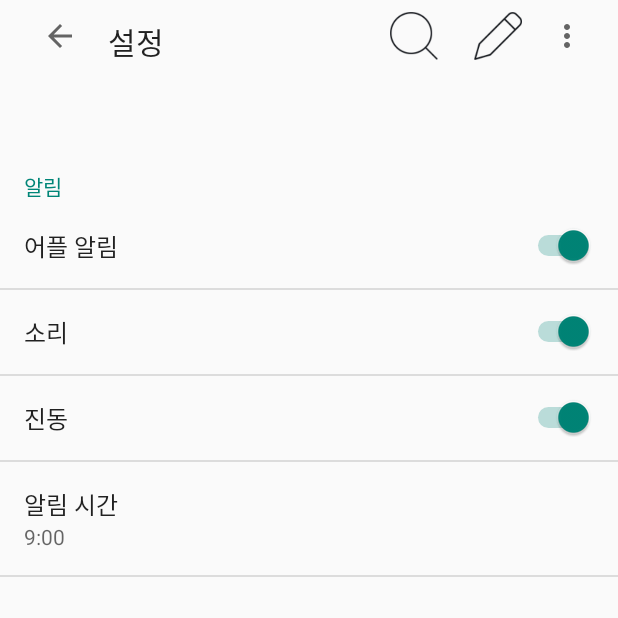
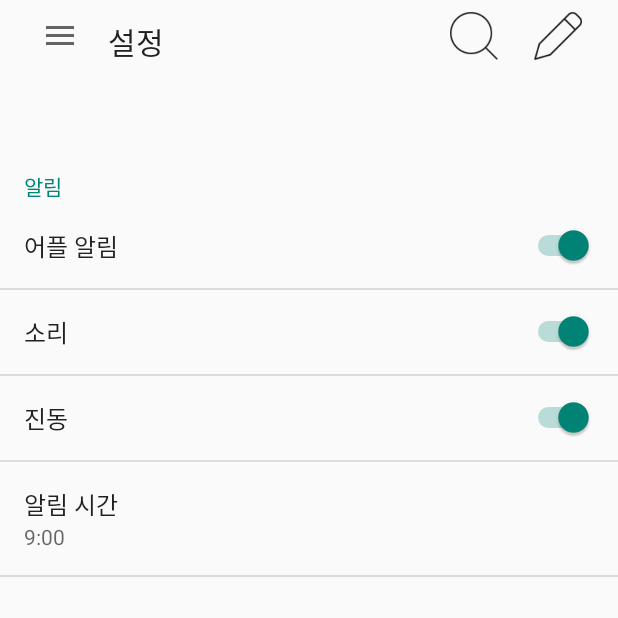
Before and after one commit to EunAeKim09/CosmeticMngApp, an Android app: the screen it shows after launch (MainActivity), in the side drawer, after a tap on "설정", on a phone screen of 412 x 824 dp, the top half of it. Run offline under Robolectric (Android 15) with nearby library versions, the phone set to English and light mode, and no system bars; 2 statements that could not run were skipped.

Commit message:
Merge remote-tracking branch 'remotes/origin/master'
# Conflicts:
#	.idea/caches/build_file_checksums.ser
#	app/src/main/java/kr/or/dgit/it/cosmeticmngapp/MainActivity.java
#	app/src/main/java/kr/or/dgit/it/cosmeticmngapp/MyItemList.java
빽돌림

즐겨찾기 주석 처리 툴바 메뉴 완료 툴바 오른쪽 점세개 처리 완료

```diff
--- a/app/src/main/java/kr/or/dgit/it/cosmeticmngapp/MainActivity.java
+++ b/app/src/main/java/kr/or/dgit/it/cosmeticmngapp/MainActivity.java
@@ -13,6 +13,8 @@ import android.content.pm.PackageManager;
 import android.database.Cursor;
 import android.graphics.Bitmap;
 import android.graphics.BitmapFactory;
+import android.graphics.drawable.AdaptiveIconDrawable;
+import android.graphics.drawable.Icon;
 import android.os.Bundle;
 import android.os.Handler;
 import android.os.Message;
@@ -70,13 +72,14 @@ public class MainActivity extends android.support.v7.app.AppCompatActivity imple
     UserCosmeticToolsDAO userCosmeticToolsDAO;
     ArrayList<Integer> numberlist = new ArrayList<>();
     int favorite = 0;
+    private Toolbar toolbar;
 
     @Override
     protected void onCreate(android.os.Bundle savedInstanceState) {
         super.onCreate(savedInstanceState);
         Log.d(TAG, "onCreate: ");
         setContentView(R.layout.activity_main);
-        Toolbar toolbar = (Toolbar) findViewById(R.id.toolbar);
+        toolbar = (Toolbar) findViewById(R.id.toolbar);
         setSupportActionBar(toolbar);
 
         userCosmeticDAO = new UserCosmeticDAO(this);
@@ -365,7 +368,7 @@ public class MainActivity extends android.support.v7.app.AppCompatActivity imple
 
         if (showcheckbox == true) {
             getSupportActionBar().setDisplayHomeAsUpEnabled(false);
-            actionBar.setDisplayShowTitleEnabled(false);
+            getSupportActionBar().setDisplayShowTitleEnabled(false);
             getSupportActionBar().setDisplayShowCustomEnabled(true);
             getSupportActionBar().setCustomView(R.layout.all_delete_button);
 
@@ -375,20 +378,20 @@ public class MainActivity extends android.support.v7.app.AppCompatActivity imple
           //  menu.removeItem(R.id.favoriteIcon);
             android.view.MenuInflater inflater = getMenuInflater();
             inflater.inflate(R.menu.menu_del, menu);
-        } else {
-          //  actionBar.setDisplayShowCustomEnabled(true);
-            actionBar.setDisplayShowTitleEnabled(true);
-            actionBar.setDisplayHomeAsUpEnabled(true);
-            actionBar.setHomeAsUpIndicator(DrawerArrowDrawable.ARROW_DIRECTION_LEFT);
-          // actionBar.setHomeAsUpIndicator(getDrawerToggleDelegate().getThemeUpIndicator()); //이렇게 하니까 둘다 바꿔짐.. 메뉴 3줄이 아니라 뒤로가는걸로..ㅠㅅㅂ
+        } else if(showcheckbox == false) {
 
+            getSupportActionBar().setDisplayShowTitleEnabled(true);
+            getSupportActionBar().setDisplayHomeAsUpEnabled(true);
             getSupportActionBar().setDisplayShowCustomEnabled(false);
-            actionBar.setDisplayShowTitleEnabled(true);
 
 
+            drawerLayout = findViewById(R.id.drawerlayout);
+            ActionBarDrawerToggle toggle = new ActionBarDrawerToggle(this, drawerLayout, toolbar, R.string.openT, R.string.closeT);
+            drawerLayout.addDrawerListener(toggle);
+            toggle.syncState();
+
             menu.removeItem(R.id.delIcon);
-            android.view.MenuInflater inflater = getMenuInflater();
-            inflater.inflate(R.menu.menu_set, menu);
+
         }
         return true;
     }
--- a/app/src/main/res/menu/menu_set.xml
+++ b/app/src/main/res/menu/menu_set.xml
@@ -11,13 +11,13 @@
         />-->
     <item
         android:id="@+id/searchIcon"
-        app:showAsAction="ifRoom"
+        app:showAsAction="always"
         android:icon="@drawable/search"
         android:title="searchIcon"
         />
     <item
         android:id="@+id/registerIcon"
-        app:showAsAction="ifRoom"
+        app:showAsAction="always"
         android:icon="@drawable/write_1"
         android:title="registerIcon"/>
 </menu>
```
